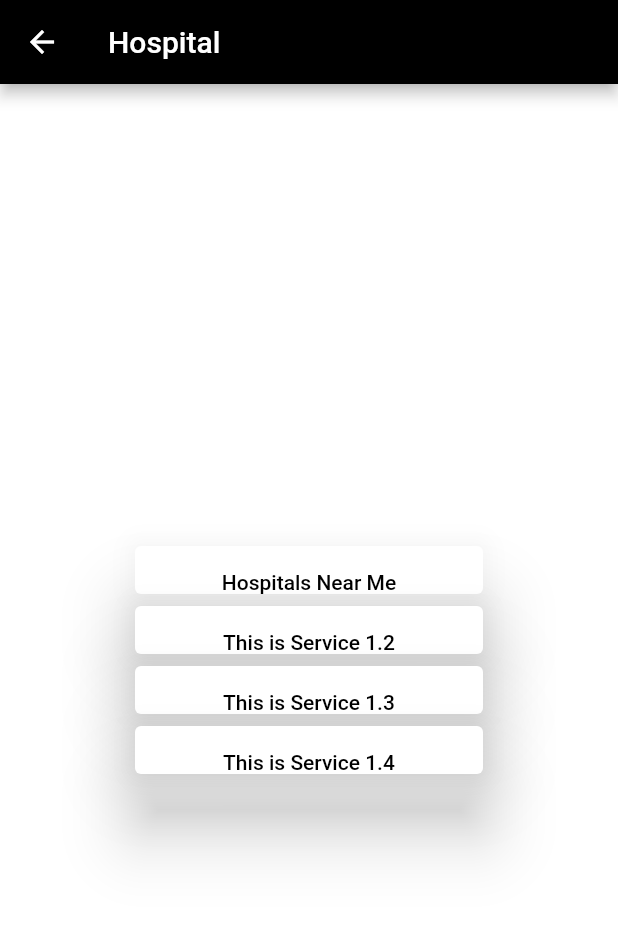
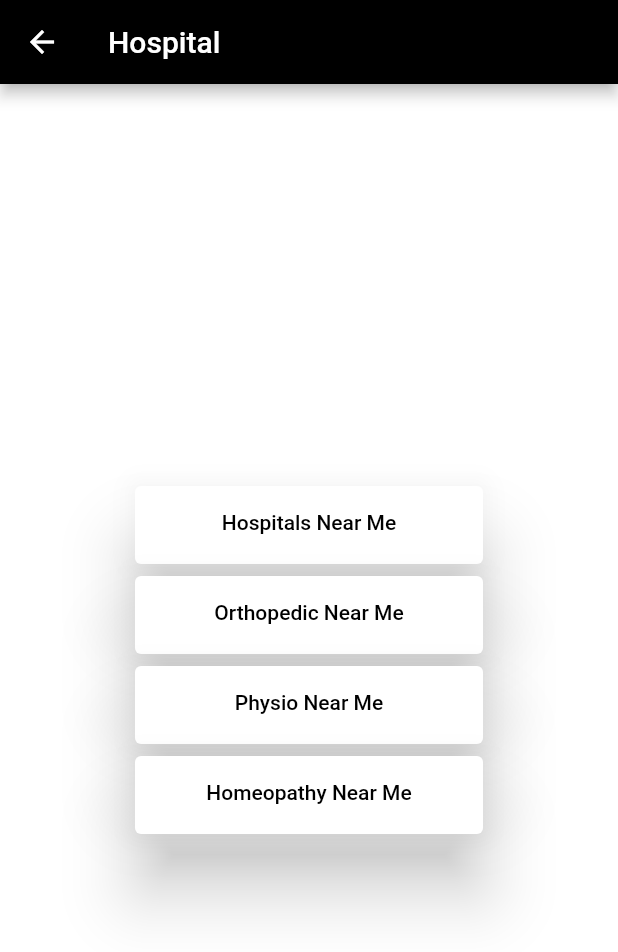
Before and after one commit to vedantpople4/essentialsapp, a Flutter app: the Service1 screen opened directly, after a tap on "Hospitals Near Me", on a phone screen of 412 x 824 dp. Shown: the top 952 px of the screen. Run offline on Flutter 3.47's test engine with Material 2 defaults, Android fonts, the phone set to English and light mode, and no system bars.

```diff
--- a/essentialsapp/lib/Service1.dart
+++ b/essentialsapp/lib/Service1.dart
@@ -3,6 +3,33 @@ import 'package:url_launcher/url_launcher.dart';
 
 launchroute() async {
   const url = 'https://www.google.co.in/maps/search/hospitals+near+me/@19.8566804,75.2535253,12z/data=!4m4!2m3!5m2!2e3!4e2';
+  if (await canLaunch(url)) {
+    await launch(url);
+  } else {
+    throw 'Could not launch $url';
+  }
+}
+
+launchroute2() async {
+  const url = 'https://www.google.co.in/maps/search/orthopedic+near+me/@19.856976,75.2535252,12z/data=!4m4!2m3!5m2!2e3!4e2';
+  if (await canLaunch(url)) {
+    await launch(url);
+  } else {
+    throw 'Could not launch $url';
+  }
+}
+
+launchroute3() async {
+  const url = 'https://www.google.co.in/maps/search/physio+near+me/@19.8572715,75.253525,12z/data=!3m1!4b1';
+  if (await canLaunch(url)) {
+    await launch(url);
+  } else {
+    throw 'Could not launch $url';
+  }
+}
+
+launchroute4() async {
+  const url = 'https://www.google.co.in/maps/search/homeopathy+near+me/@19.8890373,75.3489263,15z/data=!3m1!4b1';
   if (await canLaunch(url)) {
     await launch(url);
   } else {
@@ -25,7 +52,7 @@ class Service1 extends StatelessWidget{
             crossAxisAlignment: CrossAxisAlignment.center,
             children: <Widget>[
               Container(
-                height: 40,
+                height: 60,
                 width: 240,
                 child: Card(
                       elevation : 20,
@@ -43,15 +70,15 @@ class Service1 extends StatelessWidget{
                     ),
               ),
               Container(
-                height: 40,
+                height: 60,
                 width: 240,
                 child: Card(
                       elevation : 20,
                       child: Column(
                         children: <Widget>[
                           TextButton(
-                            onPressed: (){},
-                            child: Text('This is Service 1.2'),
+                            onPressed: () => launchroute2(),
+                            child: Text('Orthopedic Near Me'),
                             style: TextButton.styleFrom(
                                 primary: Colors.black
                             ),
@@ -61,15 +88,15 @@ class Service1 extends StatelessWidget{
                     ),
               ),
               Container(
-                height: 40,
+                height: 60,
                 width: 240,
                 child: Card(
                       elevation : 20,
                       child: Column(
                         children: <Widget>[
                           TextButton(
-                            onPressed: (){},
-                            child: Text('This is Service 1.3'),
+                            onPressed: () => launchroute3(),
+                            child: Text('Physio Near Me'),
                             style: TextButton.styleFrom(
                                 primary: Colors.black
                             ),
@@ -79,15 +106,15 @@ class Service1 extends StatelessWidget{
                     ),
               ),
                   Container(
-                    height: 40,
+                    height: 60,
                     width: 240,
                     child: Card(
                       elevation: 20,
                       child: Column(
                         children: <Widget>[
                           TextButton(
-                            onPressed: (){},
-                            child: Text('This is Service 1.4'),
+                            onPressed: ()=>launchroute4(),
+                            child: Text('Homeopathy Near Me'),
                             style: TextButton.styleFrom(
                                 primary: Colors.black
                             ),
--- a/essentialsapp/lib/main.dart
+++ b/essentialsapp/lib/main.dart
@@ -9,7 +9,7 @@ import 'package:url_launcher/url_launcher.dart';
 launchroute() async {
   const url = 'https://www.cowin.gov.in/home';
   if (await canLaunch(url)) {
-    await launch(url, forceSafariVC: false,forceWebView: true);
+    await launch(url);
   } else {
     throw 'Could not launch $url';
   }
@@ -18,7 +18,7 @@ launchroute() async {
 launchroutenew() async {
   const url = 'https://www.mygov.in/covid-19';
   if (await canLaunch(url)) {
-    await launch(url, forceSafariVC: false,forceWebView: true);
+    await launch(url);
   } else {
     throw 'Could not launch $url';
   }
```
Also changed, not shown: essentialsapp/lib/Service2.dart (+39 -11 lines), essentialsapp/lib/Service3.dart (+38 -11 lines), essentialsapp/lib/Service4.dart (+38 -11 lines).
